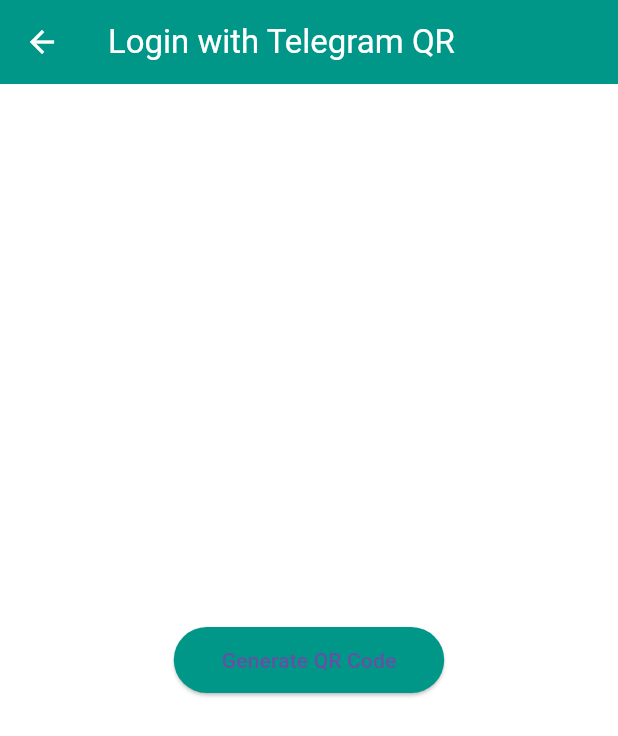
After one commit to NafimAhmed/telegram_replica, a Flutter app: the screen it shows after launch, after a tap on "login with qr code", on a phone screen of 412 x 824 dp. The commit adds this screen. Shown: the top 736 px of the screen. Run offline on Flutter 3.47's test engine with Material 3 defaults, Android fonts, the phone set to English and light mode, and no system bars; our stand-ins replace country_picker, image_picker, permission_handler, qr_flutter, shared_preferences; missing offline and left inert: translator; network calls fail.

Commit message:
qr code login done

```diff
--- a/lib/screens/auth_screen/phone_login_screen.dart
+++ b/lib/screens/auth_screen/phone_login_screen.dart
@@ -7,6 +7,7 @@
 import '../../home_screen.dart';
 import '../../otp screen.dart';
 import '../../providers/telegraph_qg_provider.dart';
+import 'qr_authentication.dart';
 
 class PhoneLoginScreen extends StatefulWidget {
   const PhoneLoginScreen({super.key});
@@ -164,6 +165,26 @@
                       : const Icon(Icons.arrow_forward),
                 ),
               ),
+
+
+
+
+              InkWell(
+                onTap: (){
+
+                  Navigator.push(
+                    context,
+                    MaterialPageRoute(builder: (_) => const QrLoginScreen()),
+
+                  );
+
+                },
+                  child: Text('login with qr code'),
+              ),
+
+
+
+
             ],
           ),
         ),
--- /dev/null
+++ b/lib/screens/auth_screen/qr_authentication.dart
@@ -0,0 +1,322 @@
+import 'dart:async';
+import 'dart:convert';
+import 'package:flutter/material.dart';
+import 'package:http/http.dart' as http;
+import 'package:provider/provider.dart';
+import 'package:qr_flutter/qr_flutter.dart';
+import 'package:shared_preferences/shared_preferences.dart';
+import '../../home_screen.dart';
+import '../../otp screen.dart';
+import '../../providers/telegraph_qg_provider.dart';
+
+class QrLoginScreen extends StatefulWidget {
+  const QrLoginScreen({Key? key}) : super(key: key);
+
+  @override
+  State<QrLoginScreen> createState() => _QrLoginScreenState();
+}
+
+class _QrLoginScreenState extends State<QrLoginScreen> {
+  String? qrUrl;
+  String? authId;
+  bool isAuthorized = false;
+  bool isLoading = false;
+  Timer? _timer;
+
+  // তোমার Flask সার্ভার IP
+  final String baseUrl = "http://192.168.0.247:8080";
+
+  @override
+  void initState() {
+    super.initState();
+    startQrLogin();
+  }
+
+  @override
+  void dispose() {
+    _timer?.cancel();
+    super.dispose();
+  }
+
+  // =====================================================
+  // 🔹 Step 1: Generate QR login
+  // =====================================================
+  Future<void> startQrLogin() async {
+    setState(() => isLoading = true);
+
+    try {
+      final res = await http.post(Uri.parse("$baseUrl/login_qr_link"));
+      if (res.statusCode == 200) {
+        final data = jsonDecode(res.body);
+        setState(() {
+          qrUrl = data["qr_url"];
+          authId = data["auth_id"];
+          isLoading = false;
+        });
+
+        // 🔁 Poll status every 3s
+        _timer = Timer.periodic(const Duration(seconds: 3), (_) {
+          checkQrStatus();
+        });
+      } else {
+        print("❌ QR error: ${res.body}");
+        setState(() => isLoading = false);
+      }
+    } catch (e) {
+      print("❌ Exception: $e");
+      setState(() => isLoading = false);
+    }
+  }
+
+  // =====================================================
+  // 🔹 Step 2: Check QR Authorization Status
+  // =====================================================
+  Future<void> checkQrStatus() async {
+    if (authId == null || isAuthorized) return;
+
+    try {
+      final res = await http.get(
+        Uri.parse("$baseUrl/login_qr_status?auth_id=$authId"),
+      );
+
+      if (res.statusCode == 200) {
+        final data = jsonDecode(res.body);
+        final status = data["status"];
+        print("🌀 QR Status: $status");
+
+        if (status == "authorized") {
+          _timer?.cancel();
+          setState(() => isAuthorized = true);
+
+          // 🔹 Directly save user & redirect
+          await verifyQrAuth(authId!);
+        } else if (status == "expired") {
+          _timer?.cancel();
+          ScaffoldMessenger.of(context).showSnackBar(
+            const SnackBar(content: Text("QR expired. Try again.")),
+          );
+        }
+      }
+    } catch (e) {
+      print("⚠️ checkQrStatus error: $e");
+    }
+  }
+
+  // =====================================================
+  // 🔹 Step 3: Verify QR Auth & Save User
+  // =====================================================
+
+
+  // Future<void> verifyQrAuth(String authId) async {
+  //   if (authId.isEmpty) return;
+  //   setState(() => isLoading = true);
+  //
+  //   try {
+  //     final url = Uri.parse("$baseUrl/login_qr_status?auth_id=$authId");
+  //     final res = await http.get(url);
+  //     final body = res.body;
+  //     print("📩 QR Verify Response: $body");
+  //
+  //     if (res.statusCode != 200) return;
+  //
+  //     final data = jsonDecode(body);
+  //     final status = data["status"];
+  //
+  //     if (status == "authorized") {
+  //       final prefs = await SharedPreferences.getInstance();
+  //       final Map<String, dynamic> user = Map<String, dynamic>.from(data["user"] ?? {});
+  //
+  //       final userPhone = user["phone"] != null ? "+${user["phone"]}" : "";
+  //       final userPhoto = (user["photo"] is Map && user["photo"]["photo_id"] != null)
+  //           ? user["photo"]["photo_id"].toString()
+  //           : "";
+  //
+  //       // ✅ Prepare account object
+  //       final newAccount = {
+  //         "id": user["id"]?.toString() ?? '',
+  //         "first_name": user["first_name"] ?? '',
+  //         "last_name": user["last_name"] ?? '',
+  //         "username": user["username"] ?? '',
+  //         "phone": userPhone,
+  //         "avatar": userPhoto,
+  //         "timestamp": DateTime.now().millisecondsSinceEpoch,
+  //       };
+  //
+  //       // ✅ Load & update saved accounts
+  //       List<Map<String, dynamic>> accounts = [];
+  //       final saved = prefs.getString('accounts');
+  //       if (saved != null) {
+  //         accounts = List<Map<String, dynamic>>.from(json.decode(saved));
+  //       }
+  //
+  //       accounts.removeWhere((a) => a['phone'] == newAccount['phone']);
+  //       accounts.insert(0, newAccount);
+  //
+  //       // ✅ Save locally
+  //       await prefs.setString('accounts', json.encode(accounts));
+  //       await prefs.setBool('isLoggedIn', true);
+  //
+  //       print("✅ Account saved via QR: $newAccount");
+  //
+  //       // 🔹 Redirect to Home immediately
+  //       if (!mounted) return;
+  //       Navigator.pushAndRemoveUntil(
+  //         context,
+  //         MaterialPageRoute(builder: (_) => const TelegraphApp()),
+  //             (route) => false,
+  //       );
+  //     }
+  //   } catch (e) {
+  //     print("❌ verifyQrAuth error: $e");
+  //   } finally {
+  //     setState(() => isLoading = false);
+  //   }
+  // }
+
+
+
+
+
+
+
+
+
+
+
+  Future<void> verifyQrAuth(String authId) async {
+    if (authId.isEmpty) return;
+    setState(() => isLoading = true);
+
+    try {
+      final url = Uri.parse("$baseUrl/login_qr_status?auth_id=$authId");
+      final res = await http.get(url);
+      final body = res.body;
+      print("📩 QR Verify Response: $body");
+
+      if (res.statusCode != 200) return;
+
+      final data = jsonDecode(body);
+      final status = data["status"];
+
+      if (status == "authorized") {
+        final user = Map<String, dynamic>.from(data["user"] ?? {});
+        final userPhone = user["phone"] != null ? "+${user["phone"]}" : "";
+
+        if (userPhone.isEmpty) {
+          print("⚠️ No phone found in QR response!");
+          return;
+        }
+
+        print("📱 Phone from QR: $userPhone");
+
+        // 🔹 Step 2: Call /login API to send OTP
+        final loginUrl = Uri.parse("$baseUrl/login");
+        final req = http.MultipartRequest('POST', loginUrl);
+        req.fields['phone'] = userPhone;
+
+        final loginRes = await req.send();
+        final loginBody = await loginRes.stream.bytesToString();
+        final loginData = json.decode(loginBody);
+
+        print("📩 Login API Response → $loginData");
+
+        // 🔹 Step 3: Navigate to OTP Screen
+        if (loginData["status"] == "code_sent" &&
+            loginData["phone_code_hash"] != null) {
+          if (!mounted) return;
+          Navigator.pushAndRemoveUntil(
+            context,
+            MaterialPageRoute(
+              builder: (_) => OTPScreen(
+                phone: userPhone,
+                phoneCodeHash: loginData["phone_code_hash"],
+              ),
+            ),
+                (route) => false,
+          );
+        } else if (loginData["status"] == "already_authorized") {
+          print("✅ Already authorized via QR");
+          if (!mounted) return;
+          Navigator.pushAndRemoveUntil(
+            context,
+            MaterialPageRoute(builder: (_) => const TelegraphApp()),
+                (route) => false,
+          );
+        } else {
+          ScaffoldMessenger.of(context).showSnackBar(
+            SnackBar(content: Text("⚠️ ${loginData["detail"] ?? "OTP send failed"}")),
+          );
+        }
+      }
+    } catch (e) {
+      print("❌ verifyQrAuth error: $e");
+    } finally {
+      setState(() => isLoading = false);
+    }
+  }
+
+
+
+
+
+
+
+
+
+
+
+
+
+  // =====================================================
+  // 🔹 Step 4: UI
+  // =====================================================
+  @override
+  Widget build(BuildContext context) {
+    return Scaffold(
+      appBar: AppBar(
+        title: const Text("Login with Telegram QR"),
+        backgroundColor: Colors.teal,
+      ),
+      body: Center(
+        child: isLoading
+            ? const CircularProgressIndicator()
+            : qrUrl == null
+            ? ElevatedButton(
+          onPressed: startQrLogin,
+          style: ElevatedButton.styleFrom(
+            backgroundColor: Colors.teal,
+            padding: const EdgeInsets.symmetric(
+                horizontal: 32, vertical: 12),
+          ),
+          child: const Text("Generate QR Code"),
+        )
+            : Column(
+          mainAxisAlignment: MainAxisAlignment.center,
+          children: [
+            QrImageView(
+              data: qrUrl!,
+              size: 240,
+              backgroundColor: Colors.white,
+            ),
+            const SizedBox(height: 20),
+            const Text(
+              "Scan this QR with Telegram App",
+              style: TextStyle(fontSize: 16),
+            ),
+            const SizedBox(height: 20),
+            ElevatedButton.icon(
+              onPressed: startQrLogin,
+              icon: const Icon(Icons.refresh),
+              label: const Text("Refresh QR"),
+              style: ElevatedButton.styleFrom(
+                backgroundColor: Colors.teal,
+                padding: const EdgeInsets.symmetric(
+                    horizontal: 32, vertical: 12),
+              ),
+            ),
+          ],
+        ),
+      ),
+    );
+  }
+}
--- a/pubspec.yaml
+++ b/pubspec.yaml
@@ -47,6 +47,7 @@
   path: ^1.9.0
   image_picker: ^1.2.0
   permission_handler: ^11.3.1
+  qr_flutter: ^4.1.0
 
 dev_dependencies:
   flutter_test:
```
Also changed, not shown: pubspec.lock.
